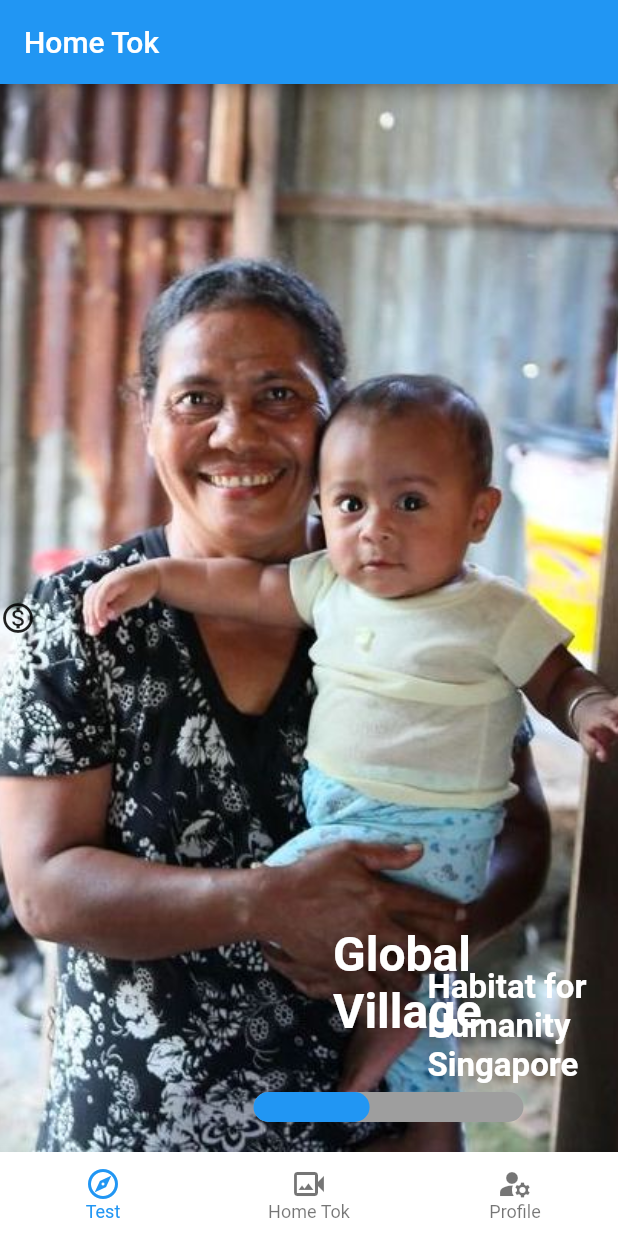
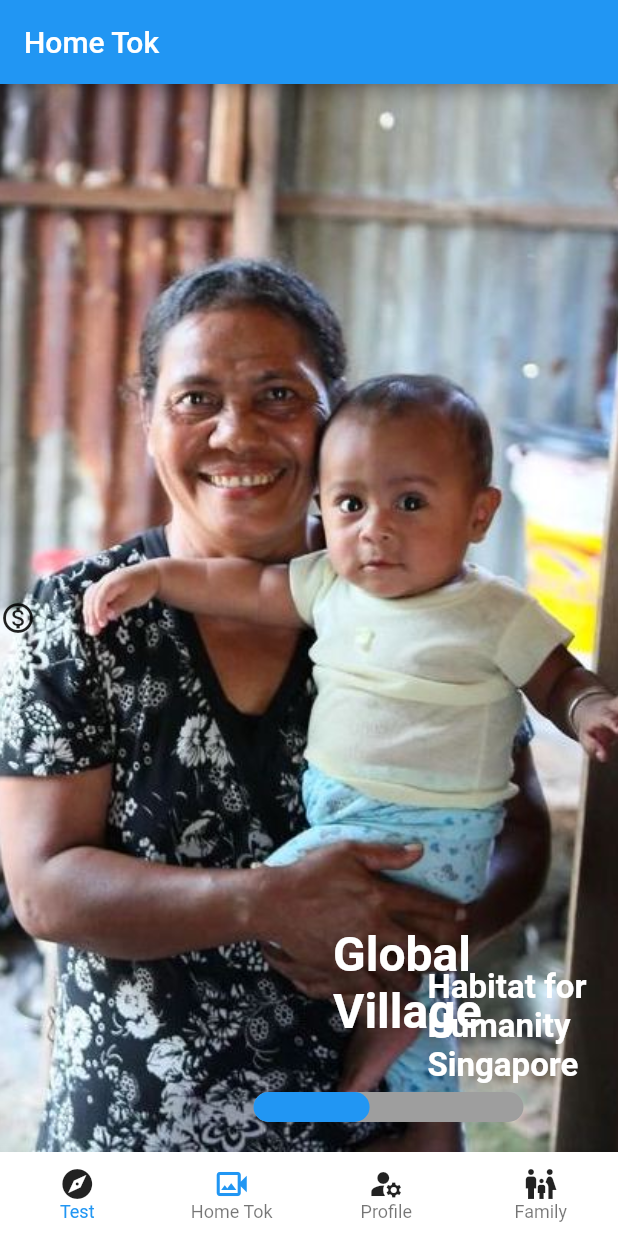
Before and after one commit to itsraveen/hack-for-good, a Flutter app: the screen it shows after launch, item 2 of the bottom bar chosen, scrolled down 576 dp, after a tap on the "search" icon, on a phone screen of 412 x 824 dp. Run offline on Flutter 3.47's test engine with Material 2 defaults, Android fonts, the phone set to English and light mode, and no system bars; drawn by our look-alikes of percent_indicator; our stand-ins replace material_design_icons_flutter.

Commit message:
Completed for submission

```diff
--- a/lib/main.dart
+++ b/lib/main.dart
@@ -1,11 +1,13 @@
 import 'package:flutter/material.dart';
 import 'package:hackforgood/screen/achievements_screen.dart';
+import 'package:hackforgood/screen/family_detail_screen.dart';
 import 'package:hackforgood/screen/home_tok.dart';
 
 import './category_data.dart';
 import './models/projects.dart';
 import './screen/project_detail_screen.dart';
 import './screen/projects_screen.dart';
+import './screen/family_screen.dart';
 
 void main() {
   runApp(MyApp());
@@ -37,6 +39,8 @@ class _MyAppState extends State<MyApp> {
         ProjectDetailScreen.routeName: (ctx) => const ProjectDetailScreen(),
         AchievementsScreen.routeName: (ctx) => const AchievementsScreen(),
         HomeTok.routeName: (ctx) => HomeTok(),
+        FamilyDetailScreen.routeName: (ctx) => const FamilyDetailScreen(),
+        FamilyScreen.routeName: (ctx) => const FamilyScreen(),
       },
       onUnknownRoute: (settings) {
         return MaterialPageRoute(
--- /dev/null
+++ b/lib/models/family.dart
@@ -0,0 +1,20 @@
+class Family {
+  final String name;
+  final String image;
+  final List<String> gallery;
+  final String description;
+  final String organisation;
+  final int noOfPax;
+  final int noOfRooms;
+  final double householdIncome;
+
+  const Family(
+      {required this.name,
+      required this.image,
+      required this.gallery,
+      required this.description,
+      required this.organisation,
+      required this.noOfPax,
+      required this.noOfRooms,
+      required this.householdIncome});
+}
--- a/lib/widgets/navigation_bar.dart
+++ b/lib/widgets/navigation_bar.dart
@@ -4,6 +4,7 @@ import 'package:flutter/cupertino.dart';
 import 'package:flutter/material.dart';
 import 'package:hackforgood/screen/home_tok.dart';
 
+import '../screen/family_screen.dart';
 import '../screen/profile_screen.dart';
 import '../screen/projects_screen.dart';
 // import 'package:sizer/sizer.dart';
@@ -37,6 +38,11 @@ class _NavigationsBarState extends State<NavigationsBar> {
     {
       'page': const ProfileScreen(),
       'title': 'Projects',
+      // 'appBar':,
+    },
+    {
+      'page': const FamilyScreen(),
+      'title': 'Families',
       // 'appBar':,
     },
   ];
@@ -75,6 +81,16 @@ class _NavigationsBarState extends State<NavigationsBar> {
           transitionDuration: const Duration(seconds: 2),
         ),
       );
+    } else if (_selectedPageIndex == 3) {
+      // Navigator.of(context).popAndPushNamed(SearchScreen.routeName);
+      Navigator.pushReplacement(
+        context,
+        PageRouteBuilder(
+          pageBuilder: (context, animation1, animation2) =>
+              const FamilyScreen(),
+          transitionDuration: const Duration(seconds: 2),
+        ),
+      );
     } else {
       return;
     }
@@ -102,21 +118,13 @@ class _NavigationsBarState extends State<NavigationsBar> {
         items: [
           BottomNavigationBarItem(
             icon: Icon(
-              pageNo == 0 ? Icons.explore : Icons.explore_outlined,
-              // color: pageNo == 0
-              //     ? Theme.of(context).primaryColor
-              //     : Theme.of(context).iconTheme.color,
-              // size: 25.sp,
+              // _selectedPageIndex == pageNo
+              pageNo == 0 ? Icons.explore : Icons.explore,
+              color: pageNo == 0
+                  ? Theme.of(context).primaryColor
+                  : Theme.of(context).iconTheme.color,
             ),
-            // label: 'Explore',
             label: "Test",
-            // Text(
-            //   'Explore',
-            //   style: TextStyle(
-            //     color: Colors.grey.shade600,
-            //     fontSize: 0,
-            //   ),
-            // ),
             backgroundColor: Theme.of(context).backgroundColor,
           ),
           BottomNavigationBarItem(
@@ -124,26 +132,12 @@ class _NavigationsBarState extends State<NavigationsBar> {
               // _selectedPageIndex == pageNo
               pageNo == 1
                   ? Icons.video_camera_back_outlined
-                    : Icons.video_camera_back_outlined
-                // ? Platform.isIOS
-                //     ? CupertinoIcons.video_camera_solid
-                //     : Icons.video_camera_back_outlined
-                // : Platform.isIOS
-                //     ? CupertinoIcons.video_camera
-                //     : Icons.video_camera_back_outlined,
-                // color: pageNo == 1
-                //     ? Theme.of(context).primaryColor
-                //     : Theme.of(context).iconTheme.color,
+                  : Icons.video_camera_back_outlined,
+              color: pageNo == 1
+                  ? Theme.of(context).primaryColor
+                  : Theme.of(context).iconTheme.color,
             ),
-            // label: 'Search',
             label: "Home Tok",
-            // title: Text(
-            //   'Search',
-            //   style: TextStyle(
-            //     color: Colors.grey.shade600,
-            //     fontSize: 0,
-            //   ),
-            // ),
             backgroundColor: Theme.of(context).backgroundColor,
           ),
           BottomNavigationBarItem(
@@ -151,26 +145,23 @@ class _NavigationsBarState extends State<NavigationsBar> {
               // _selectedPageIndex == pageNo
               pageNo == 2
                   ? Icons.manage_accounts_sharp
-                    : Icons.manage_accounts_sharp
-                //     ? Platform.isIOS
-                //         ? CupertinoIcons.person
-                //         : Icons.manage_accounts_sharp
-                //     : Platform.isIOS
-                //         ? CupertinoIcons.person
-                //         : Icons.manage_accounts_sharp,
-                // color: pageNo == 2
-                //     ? Theme.of(context).primaryColor
-                //     : Theme.of(context).iconTheme.color,
+                  : Icons.manage_accounts_sharp,
+              color: pageNo == 2
+                  ? Theme.of(context).primaryColor
+                  : Theme.of(context).iconTheme.color,
             ),
-            // label: 'Search',
             label: "Profile",
-            // title: Text(
-            //   'Search',
-            //   style: TextStyle(
-            //     color: Colors.grey.shade600,
-            //     fontSize: 0,
-            //   ),
-            // ),
+            backgroundColor: Theme.of(context).backgroundColor,
+          ),
+          BottomNavigationBarItem(
+            icon: Icon(
+              // _selectedPageIndex == pageNo
+              pageNo == 3 ? Icons.family_restroom : Icons.family_restroom,
+              color: pageNo == 3
+                  ? Theme.of(context).primaryColor
+                  : Theme.of(context).iconTheme.color,
+            ),
+            label: "Family",
             backgroundColor: Theme.of(context).backgroundColor,
           ),
         ],
--- a/pubspec.yaml
+++ b/pubspec.yaml
@@ -78,6 +78,10 @@ flutter:
     - assets/images/virtualVillage2.jpg
     - assets/images/virtualVillage3.jpg
     - assets/images/habitat1.jpeg
+    - assets/images/fam1.jpg
+    - assets/images/fam2.jpg
+    - assets/images/fam3.jpg
+    - assets/images/famMain.jpg
 
   # To add assets to your application, add an assets section, like this:
   # assets:
```
Also changed, not shown: lib/category_data.dart (+19 -0 lines), lib/screen/family_detail_screen.dart (added, +273 -0 lines), lib/screen/family_screen.dart (added, +131 -0 lines), lib/widgets/family_item.dart (added, +76 -0 lines), assets/images/fam1.jpg (added), assets/images/fam2.jpg (added), assets/images/fam3.jpg (added), assets/images/famMain.jpg (added). Lines whose indentation alone changed are shown as unchanged.
